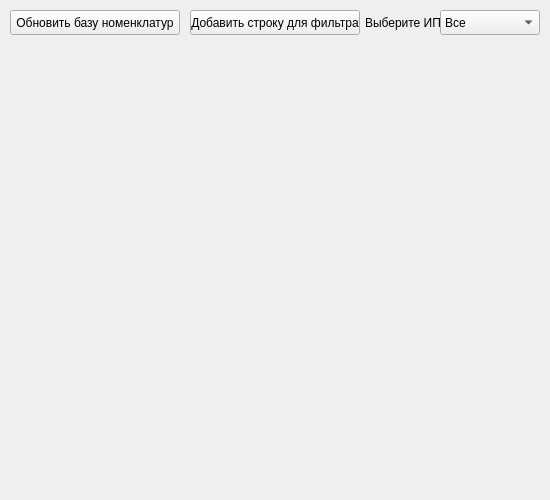
First picture: the form in WB/managmentFBS/ui/managerUI.ui, repository gora5624/Python, before the edit.
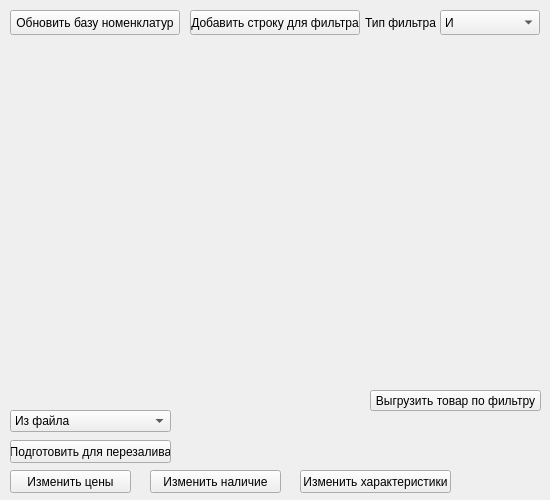
Second picture: the form after the edit.

```diff
--- a/WB/managmentFBS/ui/managerUI.ui
+++ b/WB/managmentFBS/ui/managerUI.ui
@@ -50,7 +50,7 @@
    </property>
    <item>
     <property name="text">
-     <string>Все</string>
+     <string>И</string>
     </property>
    </item>
    <item>
@@ -79,7 +79,92 @@
     </rect>
    </property>
    <property name="text">
-    <string>Выберите ИП</string>
+    <string>Тип фильтра</string>
+   </property>
+  </widget>
+  <widget class="QPushButton" name="changePrice">
+   <property name="geometry">
+    <rect>
+     <x>10</x>
+     <y>470</y>
+     <width>121</width>
+     <height>23</height>
+    </rect>
+   </property>
+   <property name="text">
+    <string>Изменить цены</string>
+   </property>
+  </widget>
+  <widget class="QPushButton" name="changeQuan">
+   <property name="geometry">
+    <rect>
+     <x>150</x>
+     <y>470</y>
+     <width>131</width>
+     <height>23</height>
+    </rect>
+   </property>
+   <property name="text">
+    <string>Изменить наличие</string>
+   </property>
+  </widget>
+  <widget class="QPushButton" name="changeChar">
+   <property name="geometry">
+    <rect>
+     <x>300</x>
+     <y>470</y>
+     <width>151</width>
+     <height>23</height>
+    </rect>
+   </property>
+   <property name="text">
+    <string>Изменить характеристики</string>
+   </property>
+  </widget>
+  <widget class="QPushButton" name="readyToRecreateCards">
+   <property name="geometry">
+    <rect>
+     <x>10</x>
+     <y>440</y>
+     <width>161</width>
+     <height>23</height>
+    </rect>
+   </property>
+   <property name="text">
+    <string>Подготовить для перезалива</string>
+   </property>
+  </widget>
+  <widget class="QComboBox" name="toFromComboBox">
+   <property name="geometry">
+    <rect>
+     <x>10</x>
+     <y>410</y>
+     <width>161</width>
+     <height>22</height>
+    </rect>
+   </property>
+   <item>
+    <property name="text">
+     <string>Из файла</string>
+    </property>
+   </item>
+   <item>
+    <property name="text">
+     <string>Из фильтра</string>
+    </property>
+   </item>
+  </widget>
+  <widget class="QPushButton" name="getLisCardsToFilterBtn">
+   <property name="geometry">
+    <rect>
+     <x>370</x>
+     <y>390</y>
+     <width>171</width>
+     <height>21</height>
+    </rect>
+   </property>
+   <property name="text">
+    <string>Выгрузить товар по фильтру</string>
    </property>
   </widget>
  </widget>
```
Left out of the diff: 14 changed lines with no effect on the pictures.
